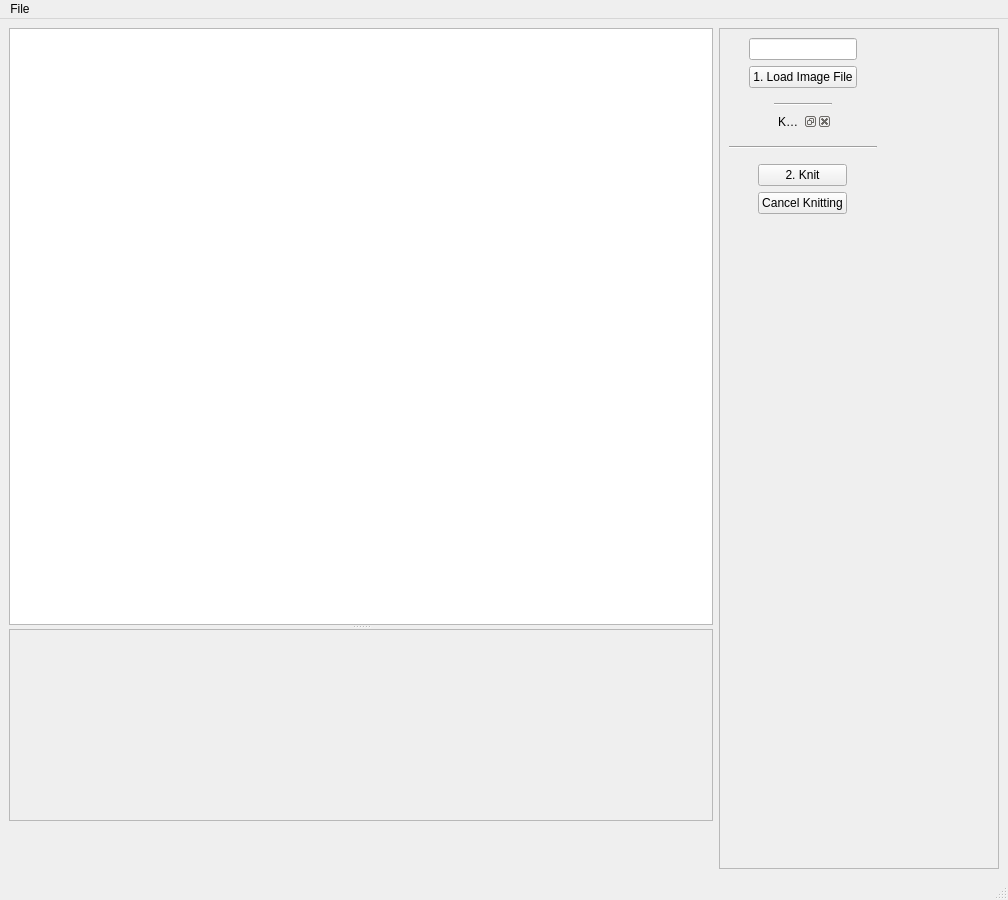
AllYarnsAreBeautiful/ayab-desktop, file src/main/python/ayab/ayab_gui.ui: the form before one commit.
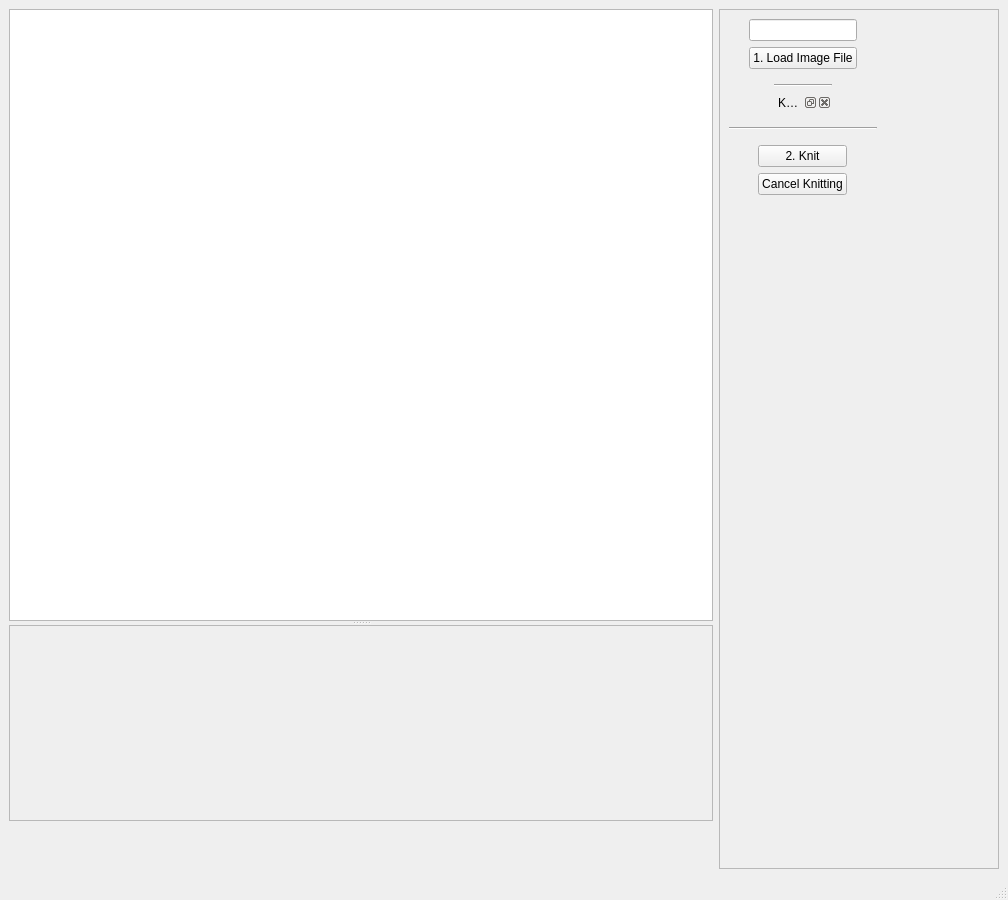
The form after the commit.

Commit message: added Menu class

The edit to the form file:
```diff
--- a/src/main/python/ayab/ayab_gui.ui
+++ b/src/main/python/ayab/ayab_gui.ui
@@ -306,58 +306,6 @@
     </item>
    </layout>
   </widget>
-  <widget class="QMenuBar" name="menubar">
-   <property name="geometry">
-    <rect>
-     <x>0</x>
-     <y>0</y>
-     <width>1008</width>
-     <height>22</height>
-    </rect>
-   </property>
-   <widget class="QMenu" name="menu_file">
-    <property name="title">
-     <string>File</string>
-    </property>
-    <addaction name="action_quit"/>
-   </widget>
-   <widget class="QMenu" name="menu_help">
-    <property name="title">
-     <string>Help</string>
-    </property>
-    <addaction name="action_about"/>
-   </widget>
-   <widget class="QMenu" name="menu_tools">
-    <property name="title">
-     <string>Tools</string>
-    </property>
-    <addaction name="action_load_AYAB_firmware"/>
-   </widget>
-   <widget class="QMenu" name="menu_preferences">
-    <property name="title">
-     <string>Preferences</string>
-    </property>
-    <addaction name="action_set_preferences"/>
-   </widget>
-   <widget class="QMenu" name="menu_image_actions">
-    <property name="title">
-     <string>Image Actions</string>
-    </property>
-    <action name="action_image_actions"/>
-    <addaction name="action_invert"/>
-    <addaction name="action_stretch"/>
-    <addaction name="action_repeat"/>
-    <addaction name="action_reflect"/>
-    <addaction name="separator"/>
-    <addaction name="action_horizontal_flip"/>
-    <addaction name="action_vertical_flip"/>
-    <addaction name="separator"/>
-    <addaction name="action_rotate_left"/>
-    <addaction name="action_rotate_right"/>
-    <addaction name="separator"/>
-   </widget>
-    <addaction name="menu_file"/>
-   </widget>
   <widget class="QStatusBar" name="statusbar"/>
   <action name="action_load_AYAB_firmware">
    <property name="text">
```
Left out of the diff: 97 changed lines with no effect on the pictures. The commit also changes 7 other files.
